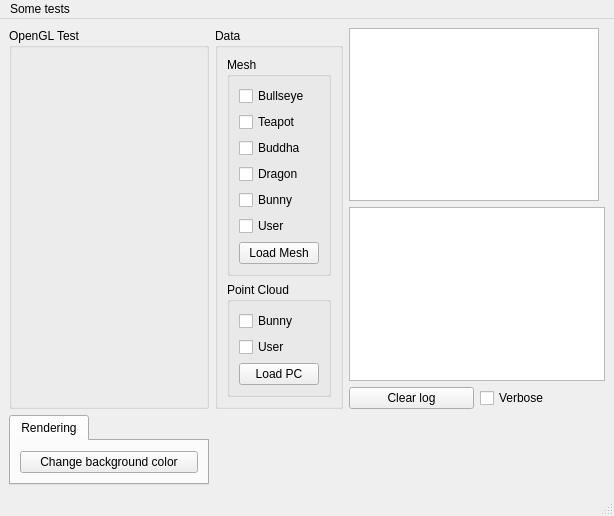
The window that mainwindow.ui (Nicola17/OpenGL-Sandbox) describes before a commit, drawn with Qt 5.
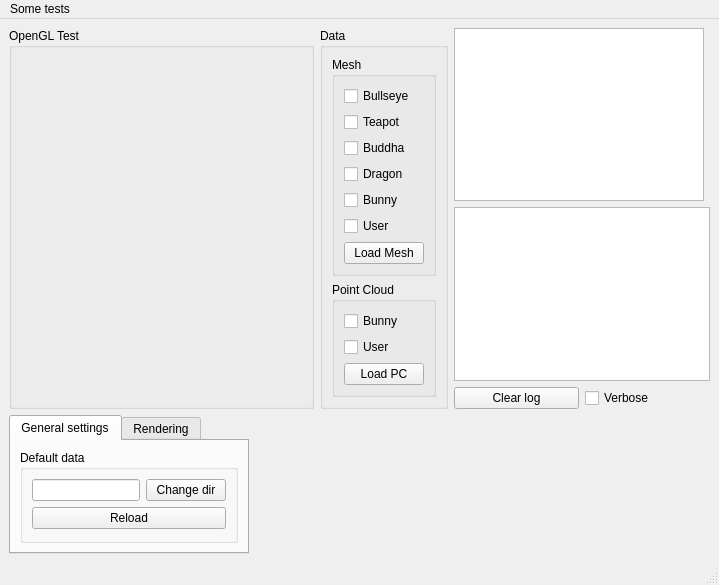
The same window after the commit.

Commit message: Adds a data directory and stores that directory into the registry. Adds the log to the importer

Diff of the .ui file:
```diff
--- a/mainwindow.ui
+++ b/mainwindow.ui
@@ -6,8 +6,8 @@
    <rect>
     <x>0</x>
     <y>0</y>
-    <width>614</width>
-    <height>478</height>
+    <width>719</width>
+    <height>538</height>
    </rect>
   </property>
   <property name="windowTitle">
@@ -181,6 +181,39 @@
         <property name="currentIndex">
          <number>0</number>
         </property>
+        <widget class="QWidget" name="tab">
+         <attribute name="title">
+          <string>General settings</string>
+         </attribute>
+         <layout class="QGridLayout" name="gridLayout_9">
+          <item row="0" column="0">
+           <widget class="QGroupBox" name="groupBox_2">
+            <property name="title">
+             <string>Default data</string>
+            </property>
+            <layout class="QGridLayout" name="gridLayout_10">
+             <item row="0" column="0">
+              <widget class="QLineEdit" name="_defaultDataDirLE"/>
+             </item>
+             <item row="0" column="1">
+              <widget class="QPushButton" name="_changeDefaultDataDirBtn">
+               <property name="text">
+                <string>Change dir</string>
+               </property>
+              </widget>
+             </item>
+             <item row="1" column="0" colspan="2">
+              <widget class="QPushButton" name="_reloadDataBtn">
+               <property name="text">
+                <string>Reload</string>
+               </property>
+              </widget>
+             </item>
+            </layout>
+           </widget>
+          </item>
+         </layout>
+        </widget>
         <widget class="QWidget" name="Rendering">
          <attribute name="title">
           <string>Rendering</string>
@@ -201,6 +234,19 @@
         </widget>
        </widget>
       </item>
+      <item>
+       <spacer name="horizontalSpacer">
+        <property name="orientation">
+         <enum>Qt::Horizontal</enum>
+        </property>
+        <property name="sizeHint" stdset="0">
+         <size>
+          <width>40</width>
+          <height>20</height>
+         </size>
+        </property>
+       </spacer>
+      </item>
      </layout>
     </item>
    </layout>
@@ -210,7 +256,7 @@
     <rect>
      <x>0</x>
      <y>0</y>
-     <width>614</width>
+     <width>719</width>
      <height>21</height>
     </rect>
    </property>
```
Left out of the diff: 2 changed lines with no effect on the pictures. The commit also changes 5 other files.
